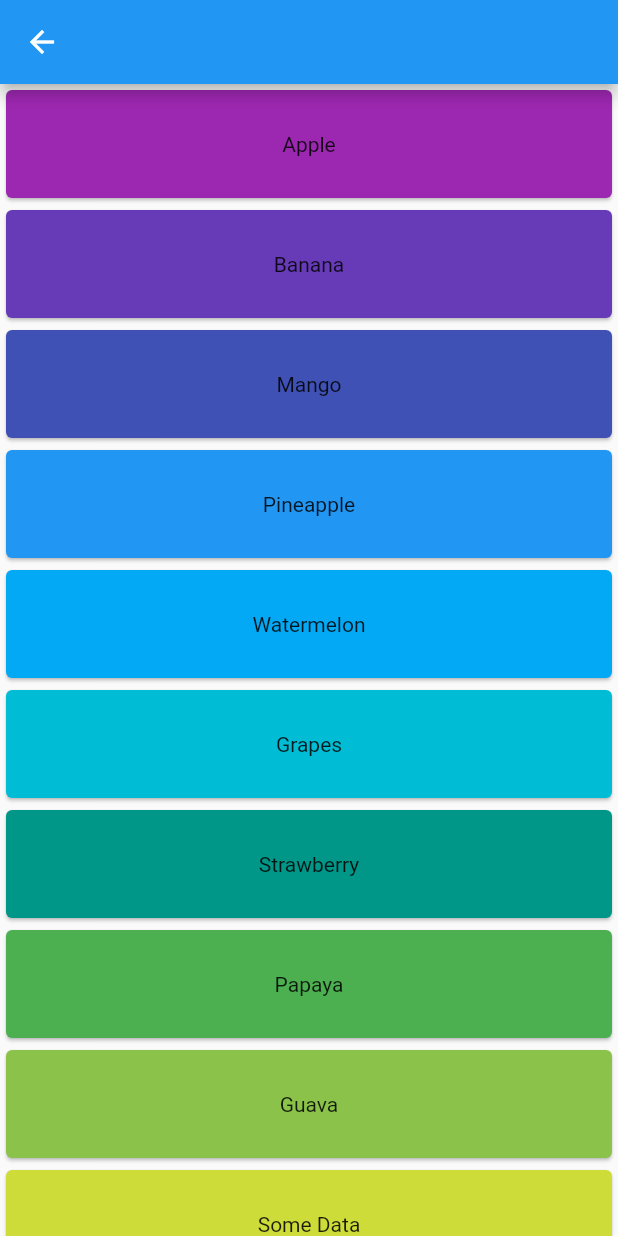
After one commit to shallx/animation_pro, a Flutter app: the AnimatedListView screen opened by its route, scrolled down 80 dp, after a tap on "Add", on a phone screen of 412 x 824 dp. The commit adds this screen. Run offline on Flutter 3.47's test engine with Material 2 defaults, Android fonts, the phone set to English and light mode, and no system bars; our stand-ins replace get.

Commit message:
Animated List added

```diff
--- /dev/null
+++ b/lib/controller/animated_list_controller.dart
@@ -0,0 +1,52 @@
+import 'package:flutter/material.dart';
+import 'package:get/get_state_manager/get_state_manager.dart';
+
+class AnimatedListController extends GetxController {
+  List<String> list = [];
+
+  List<String> apiDataList = [
+    "Orange",
+    "Apple",
+    "Banana",
+    "Mango",
+    "Pineapple",
+    "Watermelon",
+    "Grapes",
+    "Strawberry",
+    "Papaya",
+    "Guava",
+  ];
+
+  final GlobalKey<AnimatedListState> listKey = GlobalKey<AnimatedListState>();
+  ScrollController scrollController = ScrollController();
+
+  @override
+  void onInit() {
+    super.onInit();
+    loadItems();
+  }
+
+  Future<void> loadItems() async {
+    for (var data in apiDataList) {
+      await Future.delayed(const Duration(milliseconds: 80));
+      addToList(data);
+    }
+    update();
+  }
+
+  void addToList(String data) {
+    list.add(data);
+    listKey.currentState!.insertItem(
+      list.length - 1,
+      duration: const Duration(milliseconds: 400),
+    );
+    update();
+  }
+
+  void addToListAndScroll(String data) {
+    addToList("Some Data");
+    scrollController.animateTo(scrollController.position.maxScrollExtent,
+        duration: const Duration(milliseconds: 200),
+        curve: Curves.fastOutSlowIn);
+  }
+}
--- a/lib/controller/home_controller.dart
+++ b/lib/controller/home_controller.dart
@@ -5,4 +5,8 @@ class HomeController extends GetxController {
   void navigateToLightSaber() {
     Get.toNamed(Routes.LIGHT_SABER);
   }
+
+  void navigateToAnimatedList(){
+    Get.toNamed(Routes.ANIMATED_LIST_VIEW);
+  }
 }
--- a/lib/routes/route_generator.dart
+++ b/lib/routes/route_generator.dart
@@ -1,4 +1,6 @@
+import 'package:animation_pro/controller/animated_list_controller.dart';
 import 'package:animation_pro/routes/routes.dart';
+import 'package:animation_pro/views/animated_list_view.dart';
 import 'package:get/instance_manager.dart';
 import 'package:get/route_manager.dart';
 
@@ -26,5 +28,13 @@ class AppRouter {
         Get.lazyPut<LightsaberController>(() => LightsaberController());
       })
     ),
+
+    GetPage(
+      name: Routes.ANIMATED_LIST_VIEW,
+      page: () => const AnimatedListView(),
+      binding: BindingsBuilder((){
+        Get.lazyPut<AnimatedListController>(() => AnimatedListController());
+      })
+    ),
   ];
 }
--- a/lib/routes/routes.dart
+++ b/lib/routes/routes.dart
@@ -1,4 +1,5 @@
 abstract class Routes {
   static const String HOME = "/homeView";
   static const String LIGHT_SABER = "/lightSaberView";
+  static const String ANIMATED_LIST_VIEW = "/animatedListView";
 }
--- /dev/null
+++ b/lib/views/animated_list_view.dart
@@ -0,0 +1,107 @@
+import 'package:animation_pro/controller/animated_list_controller.dart';
+import 'package:flutter/material.dart';
+import 'package:get/get_state_manager/get_state_manager.dart';
+
+class AnimatedListView extends StatelessWidget {
+  const AnimatedListView({Key? key}) : super(key: key);
+
+  @override
+  Widget build(BuildContext context) {
+    return Scaffold(
+      appBar: AppBar(),
+      body: GetBuilder<AnimatedListController>(
+        builder: (controller) {
+          return SingleChildScrollView(
+            controller: controller.scrollController,
+            child: Column(
+              children: [
+                AnimatedList(
+                  key: controller.listKey,
+                  initialItemCount: 0,
+                  physics: const NeverScrollableScrollPhysics(),
+                  shrinkWrap: true,
+                  itemBuilder: ((context, index, animation) => HeightTransition(
+                        index: index,
+                        animation: animation,
+                        item: controller.list[index],
+                      )),
+                ),
+                ElevatedButton(
+                  onPressed: () {
+                    controller.addToListAndScroll("Bluat");
+                  },
+                  child: const Text("Add"),
+                ),
+              ],
+            ),
+          );
+        },
+      ),
+    );
+  }
+}
+
+class SlideListWidget extends StatelessWidget {
+  const SlideListWidget({
+    Key? key,
+    required this.index,
+    required this.animation,
+    required this.item,
+  }) : super(key: key);
+
+  final int index;
+  final Animation<double> animation;
+  final String item;
+
+  @override
+  Widget build(BuildContext context) {
+    return SlideTransition(
+      position: Tween<Offset>(
+        begin: const Offset(-1, 0),
+        end: const Offset(0, 0),
+      ).animate(animation),
+      child: SizedBox(
+        // Actual widget to display
+        height: 80.0,
+        child: Card(
+          color: Colors.primaries[(1 + index) % Colors.primaries.length],
+          child: Center(
+            child: Text(item),
+          ),
+        ),
+      ),
+    );
+  }
+}
+
+class HeightTransition extends StatelessWidget {
+  const HeightTransition({
+    Key? key,
+    required this.index,
+    required this.animation,
+    required this.item,
+  }) : super(key: key);
+
+  final int index;
+  final Animation<double> animation;
+  final String item;
+
+  @override
+  Widget build(BuildContext context) {
+    return ScaleTransition(
+      scale: Tween<double>(
+        begin: 0,
+        end: 1,
+      ).animate(animation),
+      child: SizedBox(
+        height: 80,
+        child: Card(
+          color: Colors.primaries[(1 + index) % Colors.primaries.length],
+          child: Center(
+            child: Text(item),
+          ),
+        ),
+      ),
+    );
+  }
+}
--- a/lib/views/home_view.dart
+++ b/lib/views/home_view.dart
@@ -33,6 +33,10 @@ class HomeView extends StatelessWidget {
                     onPressed: () => controller.navigateToLightSaber(),
                     child: const Text('LightSaber'),
                   ),
+                  ElevatedButton(
+                    onPressed: () => controller.navigateToAnimatedList(),
+                    child: const Text('Animated List'),
+                  ),
                 ],
               ),
             ),
```
